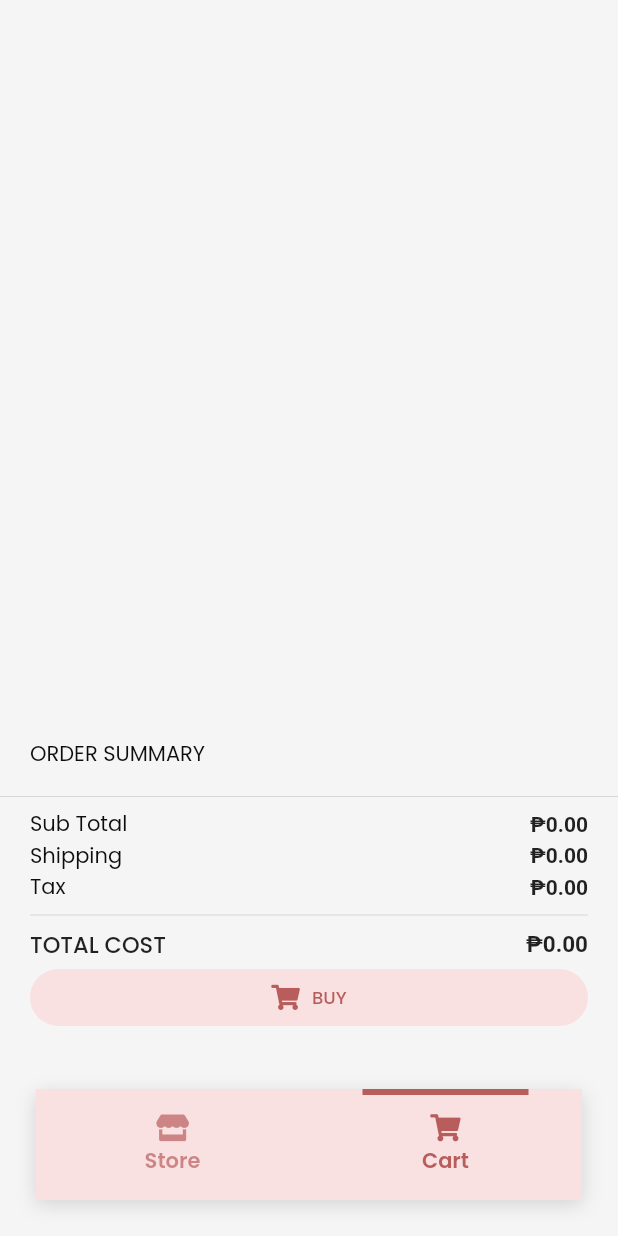
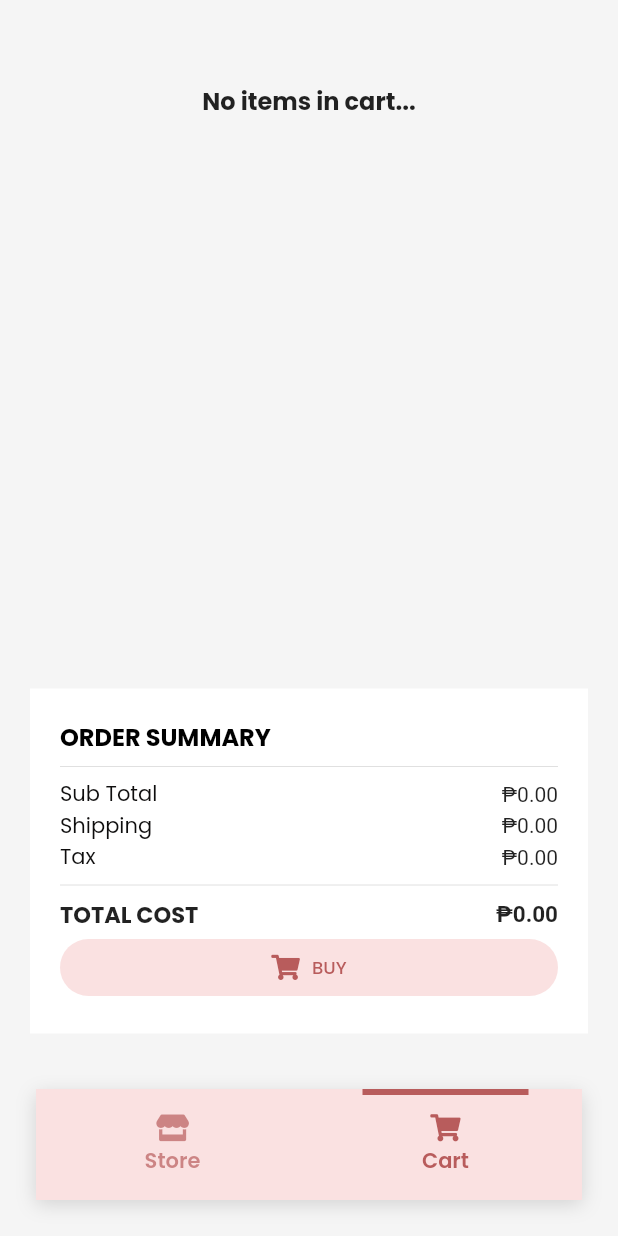
Before and after one commit to Kapatid/mobile_seoul_soul, a Flutter app: the screen it shows after launch, tab 2 chosen, on a phone screen of 412 x 824 dp. Run offline on Flutter 3.47's test engine with Material 2 defaults, Android fonts, the light colour scheme and no system bars; our stand-ins replace auto_size_text, cached_network_image, font_awesome_flutter, google_fonts, page_transition, shared_preferences and 1 more; network calls fail.

Commit message:
Change design

```diff
--- a/lib/pages/cart_page.dart
+++ b/lib/pages/cart_page.dart
@@ -51,21 +51,19 @@ class _CartPageState extends State<CartPage> {
       child: Column(
         children: [
           Expanded(
-              child: Container(
-            margin: const EdgeInsets.only(left: 20, right: 20),
-            child: ListView.builder(
+              child: _cart.isNotEmpty
+                  ? ListView.builder(
                       itemCount: _cart.length,
                       itemBuilder: (context, index) {
-                  return _cart.isEmpty
-                      ? const Text(
-                          "No items in cart...",
-                          style: TextStyle(
-                              fontSize: 20, fontWeight: FontWeight.w900),
-                        )
-                      : SizedBox(
-                          height: 40,
+                        return Container(
+                            color:
+                                FlutterFlowTheme.of(context).primaryBackground,
+                            padding: const EdgeInsets.all(10),
+                            margin: const EdgeInsets.only(left: 20, right: 20),
+                            height: 50,
                             child: Row(
-                              mainAxisAlignment: MainAxisAlignment.spaceBetween,
+                                mainAxisAlignment:
+                                    MainAxisAlignment.spaceBetween,
                                 children: [
                                   Text(_cart[index].product.name),
                                   Row(
@@ -100,30 +98,41 @@ class _CartPageState extends State<CartPage> {
                                     ],
                                   )
                                 ]));
-                }),
+                      })
+                  : Container(
+                      margin: const EdgeInsets.only(top: 40),
+                      child: const Text(
+                        "No items in cart...",
+                        style: TextStyle(
+                            fontSize: 16, fontWeight: FontWeight.w700),
+                      ),
                     )),
           Container(
-            margin: const EdgeInsets.only(bottom: 10, left: 20, right: 20),
-            alignment: Alignment.centerLeft,
-            child: const Text("ORDER SUMMARY", style:TextStyle(color: Color.fromARGB(255, 14, 13, 13)),),
-          ),
-
-          const Divider(),
-          Container(
+            color: FlutterFlowTheme.of(context).primaryBackground,
+            padding: const EdgeInsets.all(20),
             margin: const EdgeInsets.only(bottom: 120, left: 20, right: 20),
             child: Column(
               children: [
+                Container(
+                  alignment: Alignment.centerLeft,
+                  child: Text("ORDER SUMMARY",
+                      style: TextStyle(
+                          fontSize: 16,
+                          color: FlutterFlowTheme.of(context).primaryText,
+                          fontWeight: FontWeight.w700)),
+                ),
+                const Divider(),
                 Container(
                   alignment: Alignment.centerLeft,
                   child: Row(
                     mainAxisAlignment: MainAxisAlignment.spaceBetween,
                     children: [
                       const Text("Sub Total",
-                          style: TextStyle(color: Color.fromARGB(255, 14, 13, 13))),
+                          style: TextStyle(
+                              color: Color.fromARGB(255, 14, 13, 13))),
                       Text(
                         _fc.format(_cart.isNotEmpty ? _subTotal : 0),
-                        style: const TextStyle(
-                            fontFamily: "Roboto", fontWeight: FontWeight.bold),
+                        style: const TextStyle(fontFamily: "Roboto"),
                       )
                     ],
                   ),
@@ -134,11 +143,11 @@ class _CartPageState extends State<CartPage> {
                     mainAxisAlignment: MainAxisAlignment.spaceBetween,
                     children: [
                       const Text("Shipping",
-                          style: TextStyle(color: Color.fromARGB(255, 14, 13, 13))),
+                          style: TextStyle(
+                              color: Color.fromARGB(255, 14, 13, 13))),
                       Text(
                         _fc.format(_cart.isNotEmpty ? _shipping : 0),
-                        style: const TextStyle(
-                            fontFamily: "Roboto", fontWeight: FontWeight.bold),
+                        style: const TextStyle(fontFamily: "Roboto"),
                       )
                     ],
                   ),
@@ -148,11 +157,12 @@ class _CartPageState extends State<CartPage> {
                   child: Row(
                     mainAxisAlignment: MainAxisAlignment.spaceBetween,
                     children: [
-                      const Text("Tax", style: TextStyle(color: Color.fromARGB(255, 14, 13, 13))),
+                      const Text("Tax",
+                          style: TextStyle(
+                              color: Color.fromARGB(255, 14, 13, 13))),
                       Text(
                         _fc.format(_cart.isNotEmpty ? _tax : 0),
-                        style: const TextStyle(
-                            fontFamily: "Roboto", fontWeight: FontWeight.bold),
+                        style: const TextStyle(fontFamily: "Roboto"),
                       )
                     ],
                   ),
@@ -166,7 +176,7 @@ class _CartPageState extends State<CartPage> {
                       const Text(
                         "TOTAL COST",
                         style: TextStyle(
-                            fontSize: 15, fontWeight: FontWeight.w500),
+                            fontSize: 15, fontWeight: FontWeight.w700),
                       ),
                       Text(
                         _fc.format(_cart.isNotEmpty
```
Lines whose indentation alone changed are shown as unchanged.
